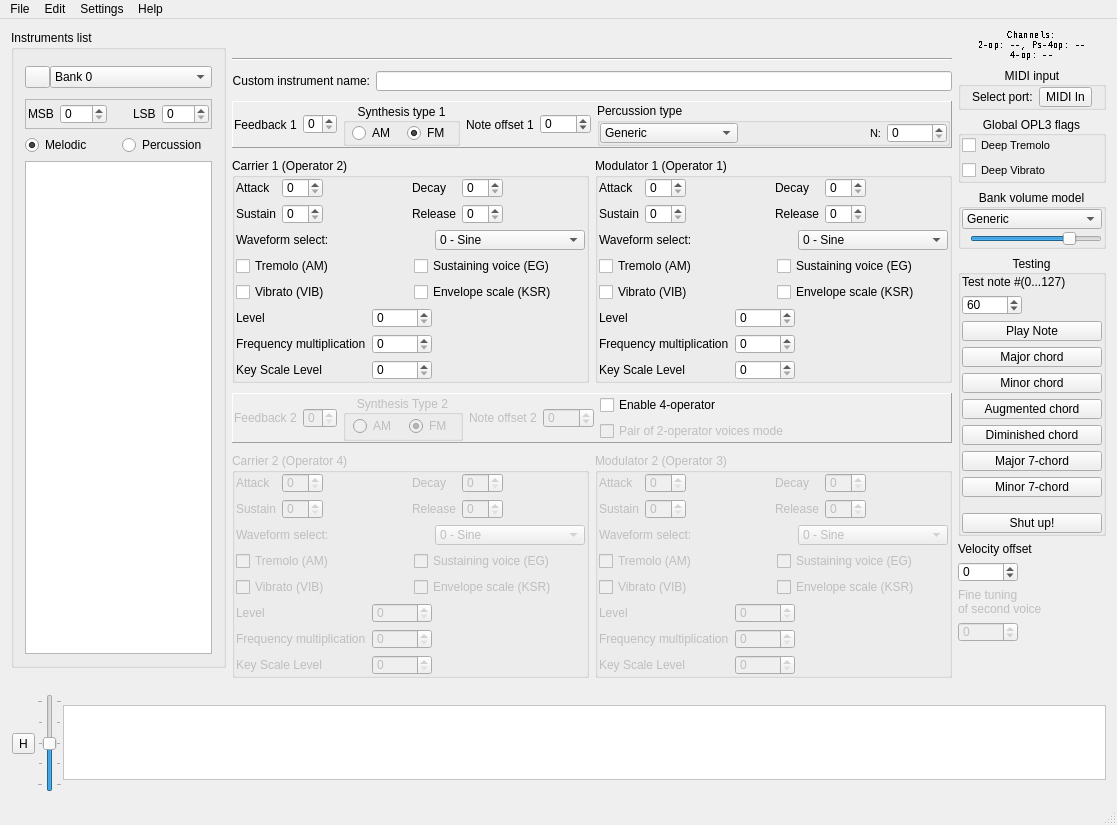
Old version of the form src/bank_editor.ui in the repository Wohlstand/OPL3BankEditor.
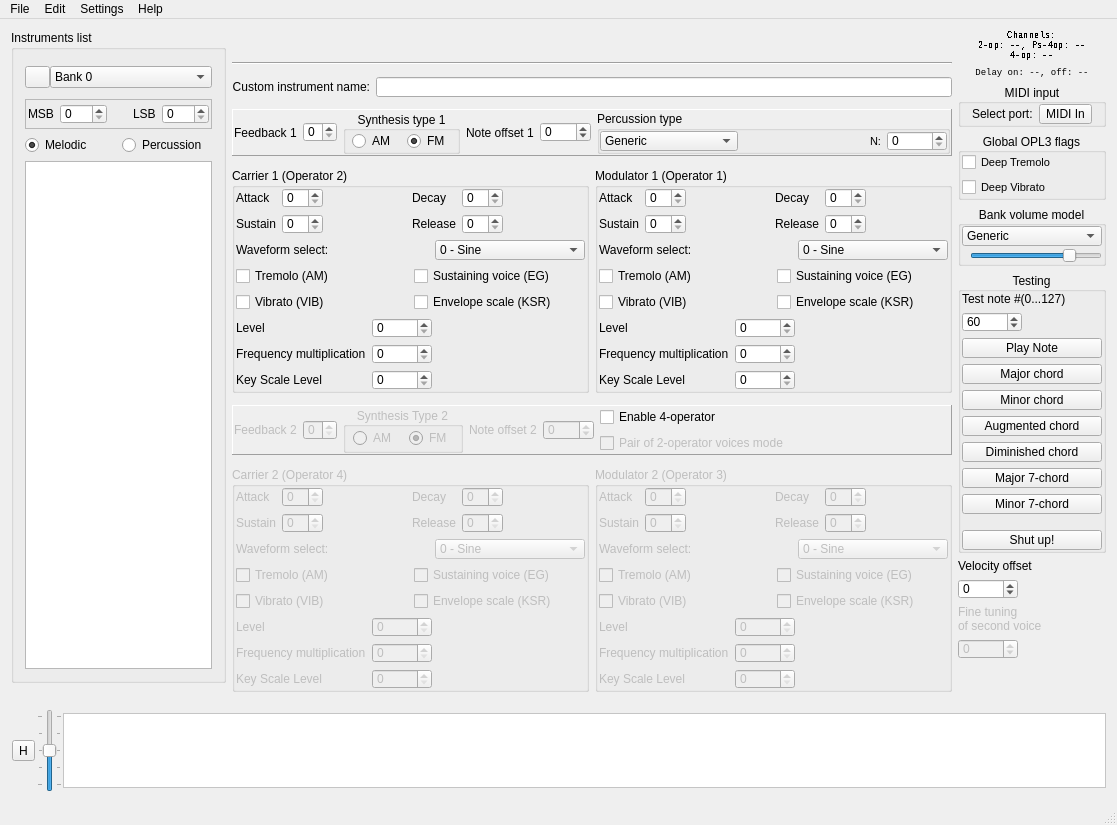
New version of the form. Icons and pictures are not drawn. Custom widgets are drawn as their Qt base class.

Commit message: Show the sounding delay values

```diff
--- a/src/bank_editor.ui
+++ b/src/bank_editor.ui
@@ -2727,6 +2727,25 @@
             </property>
            </widget>
           </item>
+          <item>
+           <widget class="QLabel" name="debugDelaysInfo">
+            <property name="font">
+             <font>
+              <family>Monospace</family>
+              <pointsize>7</pointsize>
+             </font>
+            </property>
+            <property name="text">
+             <string notr="true">Delay on: --, off: --</string>
+            </property>
+            <property name="textFormat">
+             <enum>Qt::RichText</enum>
+            </property>
+            <property name="alignment">
+             <set>Qt::AlignCenter</set>
+            </property>
+           </widget>
+          </item>
           <item>
            <widget class="QGroupBox" name="midiIn_zone">
             <property name="title">
```
Left out of the diff: 2 changed lines with no effect on the pictures. The commit also changes 1 other file.
